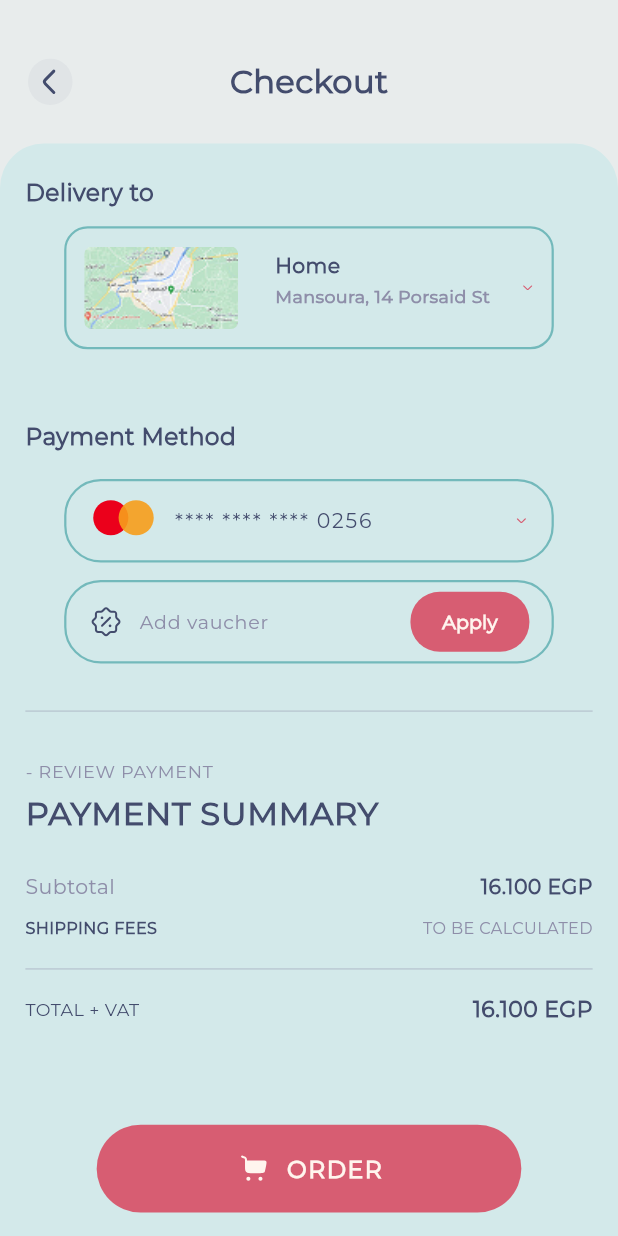
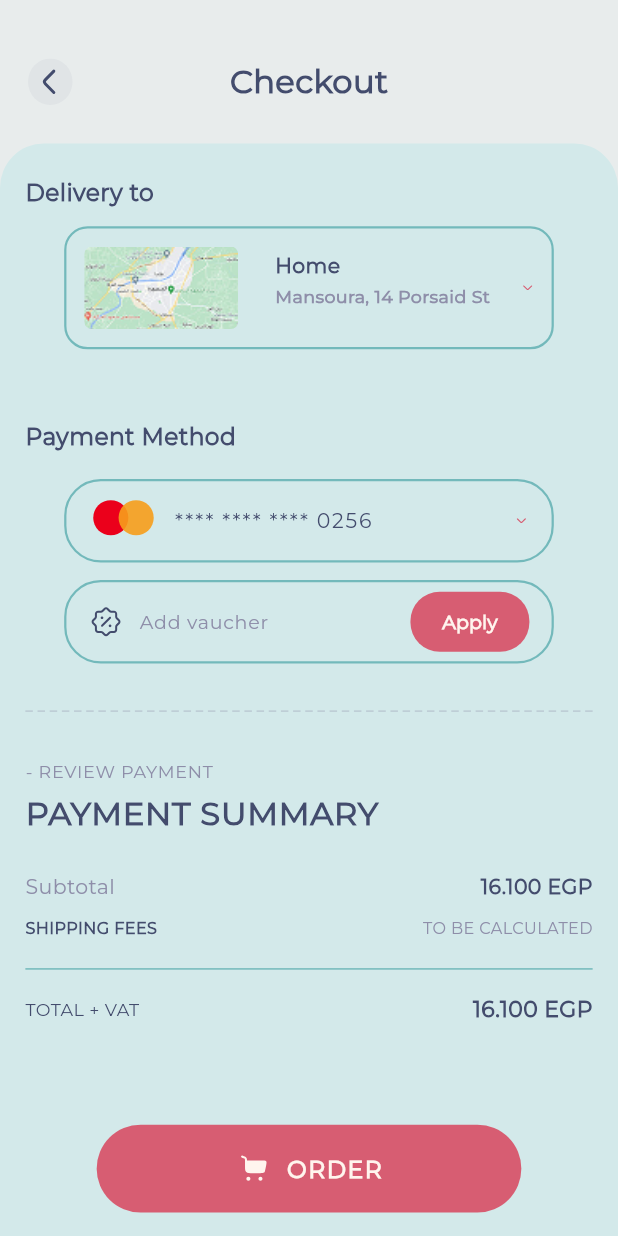
Before and after one commit to Agroudi/cosmetics_avon, a Flutter app: the CheckoutScreen screen opened by its route, on a phone screen of 412 x 824 dp. Run offline on Flutter 3.47's test engine with Material 3 defaults, Android fonts, the phone set to English and light mode, and no system bars; our stand-ins replace bloc, dio, easy_localization, flutter_animate, flutter_bloc, flutter_screenutil and 6 more; accounts and stored records are empty; project files that could hold a hidden picture were left out.

Commit message:
feat: implement checkout screen UI and configure Android camera permissions

```diff
--- a/lib/features/checkout/presentation/checkout_screen.dart
+++ b/lib/features/checkout/presentation/checkout_screen.dart
@@ -339,10 +339,8 @@ class _CheckoutScreenState extends State<CheckoutScreen> {
                             SizedBox(height: 32.h),
 
                             // ─── Divider ─────────────────────────────────────
-                            Divider(
+                            _DashedDivider(
                               color: AppColors.Txt.withOpacity(0.35),
-                              thickness: 1,
-                              height: 1,
                             ),
 
                             SizedBox(height: 32.h),
@@ -394,7 +392,7 @@ class _CheckoutScreenState extends State<CheckoutScreen> {
                             SizedBox(height: 20.h),
 
                             Divider(
-                              color: AppColors.Txt.withOpacity(0.35),
+                              color: const Color(0xFF73B9BB),
                               thickness: 1,
                               height: 1,
                             ),
@@ -518,3 +516,38 @@ class _SummaryRow extends StatelessWidget {
     );
   }
 }
+
+class _DashedDivider extends StatelessWidget {
+  final Color color;
+  final double height;
+  final double dashWidth;
+  final double dashSpace;
+
+  const _DashedDivider({
+    required this.color,
+    this.height = 1,
+    this.dashWidth = 5,
+    this.dashSpace = 3,
+  });
+
+  @override
+  Widget build(BuildContext context) {
+    return LayoutBuilder(
+      builder: (BuildContext context, BoxConstraints constraints) {
+        final boxWidth = constraints.constrainWidth();
+        final dashCount = (boxWidth / (dashWidth + dashSpace)).floor();
+        return Flex(
+          mainAxisAlignment: MainAxisAlignment.spaceBetween,
+          direction: Axis.horizontal,
+          children: List.generate(dashCount, (_) {
+            return SizedBox(
+              width: dashWidth,
+              height: height,
+              child: DecoratedBox(decoration: BoxDecoration(color: color)),
+            );
+          }),
+        );
+      },
+    );
+  }
+}
```
Also changed, not shown: 1 other file.
